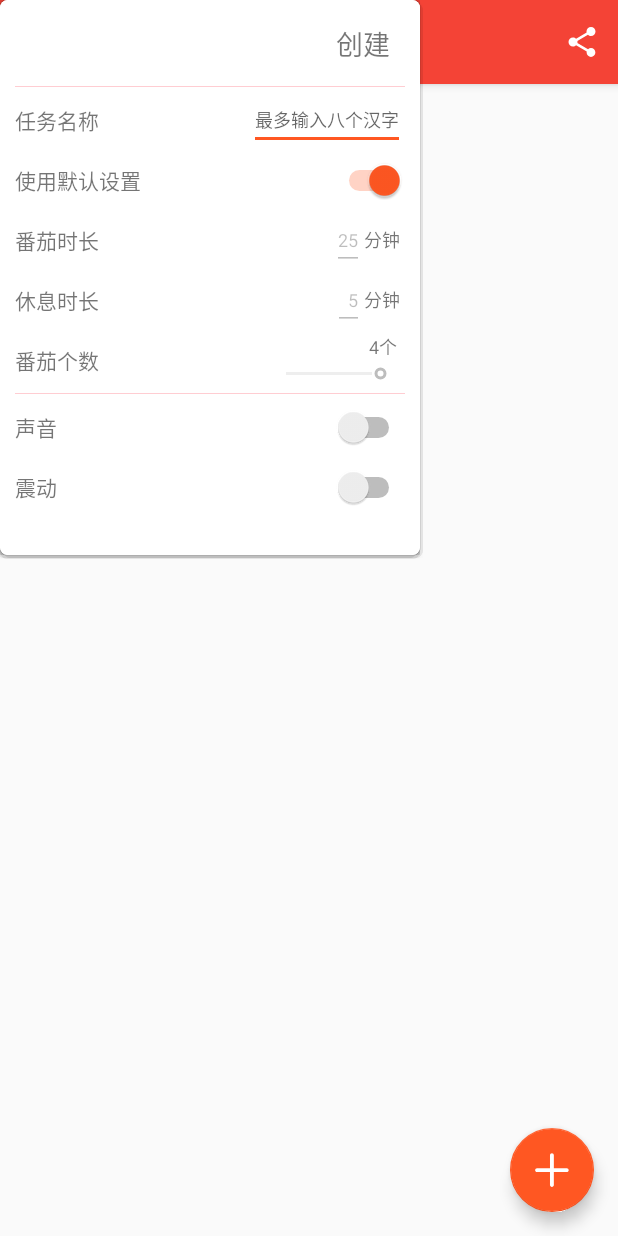
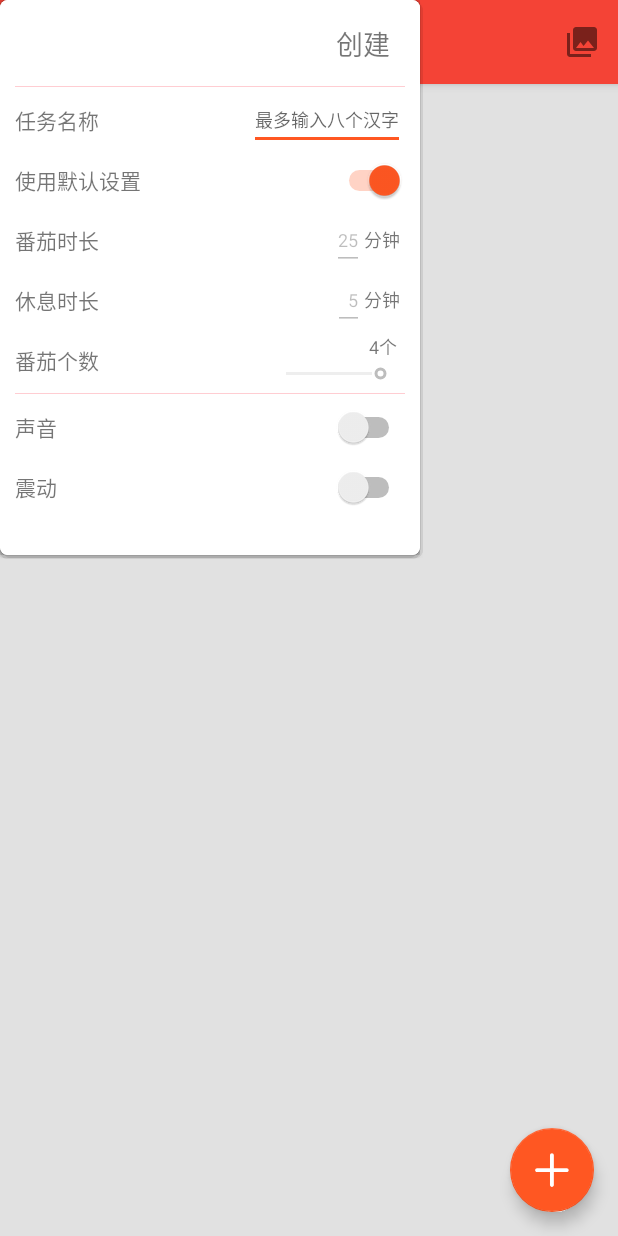
Before and after one commit to easman/Tomato, an Android app: the screen it shows after launch (FaceActivity), after a tap on an icon or button, on a phone screen of 412 x 824 dp. Run offline under Robolectric (Android 15) with nearby library versions, the light colour scheme and no system bars; 1 other tap on this screen came first.

Commit message:
增加了编辑模式

```diff
--- a/app/src/main/java/com/echo/anothertest/FaceActivity.java
+++ b/app/src/main/java/com/echo/anothertest/FaceActivity.java
@@ -5,21 +5,17 @@ import android.content.Context;
 import android.content.DialogInterface;
 import android.content.Intent;
 import android.content.SharedPreferences;
-import android.graphics.drawable.BitmapDrawable;
 import android.graphics.drawable.ColorDrawable;
 import android.os.Bundle;
 import android.support.design.widget.FloatingActionButton;
-import android.support.v7.widget.CardView;
-import android.support.v7.widget.DefaultItemAnimator;
 import android.support.v7.widget.LinearLayoutManager;
 import android.support.v7.widget.RecyclerView;
+import android.support.v7.widget.helper.ItemTouchHelper;
 import android.text.Editable;
 import android.text.TextUtils;
 import android.text.TextWatcher;
-import android.util.Base64;
 import android.view.Gravity;
 import android.view.LayoutInflater;
-import android.view.MotionEvent;
 import android.view.View;
 import android.support.design.widget.NavigationView;
 import android.support.v4.view.GravityCompat;
@@ -33,21 +29,15 @@ import android.view.ViewGroup;
 import android.view.WindowManager;
 import android.widget.CompoundButton;
 import android.widget.EditText;
-import android.widget.LinearLayout;
 import android.widget.PopupWindow;
 import android.widget.SeekBar;
 import android.widget.Switch;
 import android.widget.TextView;
 import android.widget.Toast;
 
-import java.io.ByteArrayInputStream;
-import java.io.ByteArrayOutputStream;
-import java.io.IOException;
-import java.io.ObjectInputStream;
-import java.io.ObjectOutputStream;
 import java.util.ArrayList;
+import java.util.Collections;
 import java.util.List;
-import java.util.Random;
 
 /**
  * Created by Echo
@@ -60,15 +50,22 @@ public class FaceActivity extends AppCompatActivity
     private MyAdapter myAdapter;
     private List<Tomato> tomatos = new ArrayList<Tomato>();
     private PopupWindow creatTomatoWindow;
-    private View contentView1;
+    private View contentViewPop;
+    private View backgroundFace;
+    private Toolbar toolbar;
     private FloatingActionButton fab;
+    private boolean isEditMode;
 
     @Override
     protected void onCreate(Bundle savedInstanceState) {
         super.onCreate(savedInstanceState);
         setContentView(R.layout.activity_face);
-        Toolbar toolbar = (Toolbar) findViewById(R.id.toolbar);
+        isEditMode = false;
+        toolbar = (Toolbar) findViewById(R.id.toolbar);
         setSupportActionBar(toolbar);
+        toolbar.setTitle("番茄堆");
+        backgroundFace = findViewById(R.id.background_face_activity);
+
 
         //设置右下角新建按钮功能
         fab = (FloatingActionButton) findViewById(R.id.fab);
@@ -92,21 +89,63 @@ public class FaceActivity extends AppCompatActivity
 
         mRecyclerView = (RecyclerView) findViewById(R.id.tomato_list);       // 拿到RecyclerView
         mRecyclerView.setLayoutManager(new LinearLayoutManager(this));       // 设置LinearLayoutManager
-        mRecyclerView.setItemAnimator(new DefaultItemAnimator());            // 设置ItemAnimator
-        mRecyclerView.setHasFixedSize(true);                                 // 设置固定大小
+//        mRecyclerView.setItemAnimator(new DefaultItemAnimator());            // 设置ItemAnimator
+//        mRecyclerView.setHasFixedSize(true);                                 // 设置固定大小
         myAdapter = new MyAdapter(this, tomatos);                            // 初始化自定义的适配器
         mRecyclerView.setAdapter(myAdapter);                                 // 为mRecyclerView设置适配器
         readSavedTomatoList();
-        if(tomatos.size()>=4){
+
+        //避免添加按钮遮挡卡片内容
+        if (tomatos.size() >= 4) {
             fab.setAlpha(0.5f);
-        }else {
+        } else {
             fab.setAlpha(1f);
         }
 
-        //设置点击番茄卡片事件
+        //设置编辑番茄卡片，为RecycleView绑定触摸事件
+        ItemTouchHelper helper = new ItemTouchHelper(new ItemTouchHelper.Callback() {
+            @Override
+            public int getMovementFlags(RecyclerView recyclerView, RecyclerView.ViewHolder viewHolder) {
+                //首先回调的方法 返回int表示是否监听该方向
+                int dragFlags = ItemTouchHelper.UP | ItemTouchHelper.DOWN;//拖拽
+                int swipeFlags = ItemTouchHelper.LEFT | ItemTouchHelper.RIGHT;//侧滑删除
+                return makeMovementFlags(dragFlags, swipeFlags);
+            }
+
+            @Override
+            public boolean onMove(RecyclerView recyclerView, RecyclerView.ViewHolder viewHolder, RecyclerView.ViewHolder target) {
+                //滑动事件
+                Collections.swap(tomatos, viewHolder.getAdapterPosition(), target.getAdapterPosition());
+                myAdapter.notifyItemMoved(viewHolder.getAdapterPosition(), target.getAdapterPosition());
+                saveTomatoList();
+                return false;
+            }
+
+            @Override
+            public void onSwiped(RecyclerView.ViewHolder viewHolder, int direction) {
+                //侧滑事件
+                tomatos.remove(viewHolder.getAdapterPosition());
+                myAdapter.notifyItemRemoved(viewHolder.getAdapterPosition());
+                saveTomatoList();
+            }
+
+            @Override
+            public boolean isLongPressDragEnabled() {
+                //是否可拖拽
+                if (isEditMode) {
+                    return true;
+                } else {
+                    return false;
+                }
+            }
+        });
+        helper.attachToRecyclerView(mRecyclerView);
+
+        // 设置点击番茄卡片事件
         mRecyclerView.addOnItemTouchListener(new RecyclerItemClickListener(this, mRecyclerView, new RecyclerItemClickListener.OnItemClickListener() {
             @Override
             public void onItemClick(View view, final int position) {
+                if (!isEditMode) {
                     new AlertDialog.Builder(FaceActivity.this).setTitle("操作选项").setItems(new CharSequence[]{"开始番茄"}, new DialogInterface.OnClickListener() {
                         @Override
                         public void onClick(DialogInterface dialog, int which) {
@@ -123,9 +162,11 @@ public class FaceActivity extends AppCompatActivity
                         }
                     }).setNegativeButton("取消", null).show();
                 }
+            }
 
             @Override
             public void onItemLongClick(View view, final int position) {
+                if (!isEditMode) {
                     new AlertDialog.Builder(FaceActivity.this).setTitle("操作选项").setItems(new CharSequence[]{"删除"}, new DialogInterface.OnClickListener() {
                         @Override
                         public void onClick(DialogInterface dialog, int which) {
@@ -135,9 +176,9 @@ public class FaceActivity extends AppCompatActivity
                                     saveTomatoList();
                                     mRecyclerView.scrollToPosition(position);
                                     myAdapter.notifyDataSetChanged();
-                                if(tomatos.size()>=4){
+                                    if (tomatos.size() >= 4) {
                                         fab.setAlpha(0.5f);
-                                }else {
+                                    } else {
                                         fab.setAlpha(1f);
                                     }
                                     break;
@@ -148,7 +189,9 @@ public class FaceActivity extends AppCompatActivity
                         }
                     }).setNegativeButton("取消", null).show();
                 }
+            }
         }));
+
 
     }
 
@@ -185,6 +228,19 @@ public class FaceActivity extends AppCompatActivity
 
         switch (item.getItemId()) {
             case R.id.action_settings:
+                if (isEditMode) {
+                    isEditMode = false;
+                    item.setIcon(R.drawable.ic_menu_manage);
+                    toolbar.setTitle("番茄堆");
+                    toolbar.setAlpha(1f);
+                    backgroundFace.setVisibility(View.GONE);
+                } else {
+                    isEditMode = true;
+                    item.setIcon(R.drawable.ic_menu_gallery);
+                    toolbar.setTitle("编辑模式");
+                    toolbar.setAlpha(0.5f);
+                    backgroundFace.setVisibility(View.VISIBLE);
+                }
                 return true;
         }
         return super.onOptionsItemSelected(item);
@@ -226,18 +282,23 @@ public class FaceActivity extends AppCompatActivity
                 sb.append(SerializableHelper.setTomatoToShare(tomatos.get(i))).append(",");
             }
             String content = sb.toString().substring(0, sb.length() - 1);
-            editor.putString(getString(R.string.alarm_list), content);
+            editor.putString(getString(R.string.card_list), content);
             editor.commit();
         } else {
             editor.clear();
             editor.commit();
+        }
+        if (tomatos.size() >= 4) {
+            fab.setAlpha(0.5f);
+        } else {
+            fab.setAlpha(1f);
         }
     }
 
     //读取数据
     private void readSavedTomatoList() {
         SharedPreferences sp = getSharedPreferences(FaceActivity.class.getName(), Context.MODE_PRIVATE);
-        String content = sp.getString(getString(R.string.alarm_list), null);
+        String content = sp.getString(getString(R.string.card_list), null);
 
         if (content != null) {
             String[] tomatoStrings = content.split(",");
@@ -253,21 +314,21 @@ public class FaceActivity extends AppCompatActivity
     private void showCreatWindow(View parent) {
         if (creatTomatoWindow == null) {
             LayoutInflater mLayoutInflater = LayoutInflater.from(this);
-            contentView1 = mLayoutInflater.inflate(R.layout.popup_setting, null);
-            creatTomatoWindow = new PopupWindow(contentView1, ViewGroup.LayoutParams.WRAP_CONTENT,
+            contentViewPop = mLayoutInflater.inflate(R.layout.popup_setting, null);
+            creatTomatoWindow = new PopupWindow(contentViewPop, ViewGroup.LayoutParams.WRAP_CONTENT,
                     ViewGroup.LayoutParams.WRAP_CONTENT);
         }
 
         //初始化item
-        final EditText inputJobDescription = (EditText) contentView1.findViewById(R.id.input_job_description);
-        final EditText inputWorkMinutes = (EditText) contentView1.findViewById(R.id.input_work_minutes);
-        final EditText inputBreakMinutes = (EditText) contentView1.findViewById(R.id.input_break_minutes);
-        final SeekBar seekTomatoRepeat = (SeekBar) contentView1.findViewById(R.id.seek_tomato_repeat);
-        final TextView showTomatoRepeat = (TextView) contentView1.findViewById(R.id.show_tomato_repeat);
-        final Switch switchSound = (Switch) contentView1.findViewById(R.id.switch_sound);
-        final Switch switchWave = (Switch) contentView1.findViewById(R.id.switch_wave);
-        TextView creatTomato = (TextView) contentView1.findViewById(R.id.click_to_creat_tomato);
-        Switch switchDefaultSetting = (Switch) contentView1.findViewById(R.id.switch_default_setting);
+        final EditText inputJobDescription = (EditText) contentViewPop.findViewById(R.id.input_job_description);
+        final EditText inputWorkMinutes = (EditText) contentViewPop.findViewById(R.id.input_work_minutes);
+        final EditText inputBreakMinutes = (EditText) contentViewPop.findViewById(R.id.input_break_minutes);
+        final SeekBar seekTomatoRepeat = (SeekBar) contentViewPop.findViewById(R.id.seek_tomato_repeat);
+        final TextView showTomatoRepeat = (TextView) contentViewPop.findViewById(R.id.show_tomato_repeat);
+        final Switch switchSound = (Switch) contentViewPop.findViewById(R.id.switch_sound);
+        final Switch switchWave = (Switch) contentViewPop.findViewById(R.id.switch_wave);
+        TextView creatTomato = (TextView) contentViewPop.findViewById(R.id.click_to_creat_tomato);
+        Switch switchDefaultSetting = (Switch) contentViewPop.findViewById(R.id.switch_default_setting);
 
         //“创建”按钮的监听事件
         creatTomato.setOnClickListener(new View.OnClickListener() {
@@ -286,7 +347,7 @@ public class FaceActivity extends AppCompatActivity
                 }
                 if (sbf.length() > 0) {
                     //显示toast信息
-                    String stShow = sbf.toString().substring(0, sbf.length() - 1)+" 不能空呦~";
+                    String stShow = sbf.toString().substring(0, sbf.length() - 1) + " 不能空呦~";
                     Toast toast = Toast.makeText(getApplicationContext(), stShow, Toast.LENGTH_SHORT);
                     toast.show();
                 } else {
@@ -298,11 +359,6 @@ public class FaceActivity extends AppCompatActivity
                             switchWave.isChecked());
                     tomatos.add(currentTomato);
                     saveTomatoList();
-                    if(tomatos.size()>=4){
-                        fab.setAlpha(0.5f);
-                    }else {
-                        fab.setAlpha(1f);
-                    }
                     mRecyclerView.scrollToPosition(myAdapter.getItemCount() - 1);
                     myAdapter.notifyDataSetChanged();
                     creatTomatoWindow.dismiss();
@@ -349,31 +405,39 @@ public class FaceActivity extends AppCompatActivity
         inputWorkMinutes.addTextChangedListener(new TextWatcher() {
             @Override
             public void onTextChanged(CharSequence s, int start, int before, int count) {
-                if(!TextUtils.isEmpty(s)){
-                    if(Integer.parseInt(s.toString()) >120){
+                if (!TextUtils.isEmpty(s)) {
+                    if (Integer.parseInt(s.toString()) > 120) {
                         inputWorkMinutes.setText("120");
                     }
                 }
             }
+
             @Override
-            public void beforeTextChanged(CharSequence s, int start, int count, int after) {}
+            public void beforeTextChanged(CharSequence s, int start, int count, int after) {
+            }
+
             @Override
-            public void afterTextChanged(Editable s) {}
+            public void afterTextChanged(Editable s) {
+            }
         });
 
         inputBreakMinutes.addTextChangedListener(new TextWatcher() {
             @Override
             public void onTextChanged(CharSequence s, int start, int before, int count) {
-                if(!TextUtils.isEmpty(s)){
-                    if(Integer.parseInt(s.toString()) >45){
+                if (!TextUtils.isEmpty(s)) {
+                    if (Integer.parseInt(s.toString()) > 45) {
                         inputBreakMinutes.setText("45");
                     }
                 }
             }
+
             @Override
-            public void beforeTextChanged(CharSequence s, int start, int count, int after) {}
+            public void beforeTextChanged(CharSequence s, int start, int count, int after) {
+            }
+
             @Override
-            public void afterTextChanged(Editable s) {}
+            public void afterTextChanged(Editable s) {
+            }
         });
 
         //设置是否响铃
--- a/app/src/main/res/layout/app_bar_face.xml
+++ b/app/src/main/res/layout/app_bar_face.xml
@@ -5,6 +5,13 @@
     android:layout_width="match_parent"
     android:layout_height="match_parent"
     tools:context="com.echo.anothertest.FaceActivity">
+
+    <View
+        android:id="@+id/background_face_activity"
+        android:layout_width="match_parent"
+        android:layout_height="match_parent"
+        android:background="#e1e1e1"
+        android:visibility="gone"/>
 
     <android.support.design.widget.AppBarLayout
         android:layout_width="match_parent"
@@ -20,8 +27,9 @@
 
     </android.support.design.widget.AppBarLayout>
 
-    <include layout="@layout/content_face"
-        android:id="@+id/include" />
+    <include
+        android:id="@+id/include"
+        layout="@layout/content_face" />
 
     <android.support.design.widget.FloatingActionButton
         android:id="@+id/fab"
@@ -29,6 +37,6 @@
         android:layout_height="wrap_content"
         android:layout_gravity="bottom|end"
         android:layout_margin="@dimen/fab_margin"
-        android:src="@drawable/ic_add_plus"/>
+        android:src="@drawable/ic_add_plus" />
 
 </android.support.design.widget.CoordinatorLayout>
--- a/app/src/main/res/layout/content_face.xml
+++ b/app/src/main/res/layout/content_face.xml
@@ -2,6 +2,7 @@
 <LinearLayout xmlns:android="http://schemas.android.com/apk/res/android"
     xmlns:app="http://schemas.android.com/apk/res-auto"
     xmlns:tools="http://schemas.android.com/tools"
+    android:id="@+id/content_face"
     android:layout_width="match_parent"
     android:layout_height="match_parent"
     app:layout_behavior="@string/appbar_scrolling_view_behavior"
--- a/app/src/main/res/menu/face.xml
+++ b/app/src/main/res/menu/face.xml
@@ -4,7 +4,7 @@
     <item
         android:id="@+id/action_settings"
         android:orderInCategory="100"
-        android:icon="@drawable/ic_menu_share_light"
+        android:icon="@drawable/ic_menu_manage"
         android:title="@string/action_settings"
         app:showAsAction="ifRoom" />
 
--- a/app/src/main/res/values/strings.xml
+++ b/app/src/main/res/values/strings.xml
@@ -85,7 +85,7 @@
     <string name="long_click_pause">长按暂停</string>
     <string name="click_start">点击开始</string>
     <string name="start_tomato">开始番茄</string>
-    <string name="alarm_list">alarmList</string>
+    <string name="card_list">cardList</string>
     <string name="input_hint">最多输入八个汉字</string>
     <string name="jopDescriptionCN">任务名称</string>
     <string name="useDefaultSettingCN">使用默认设置</string>
```
Lines whose indentation alone changed are shown as unchanged.
